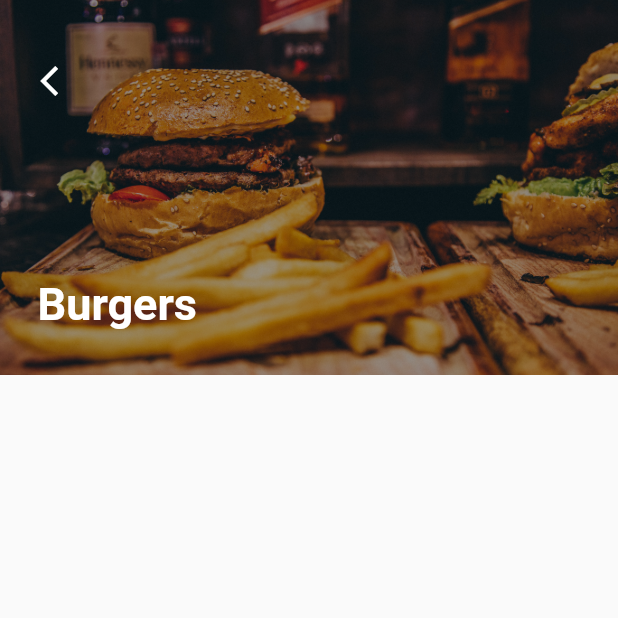
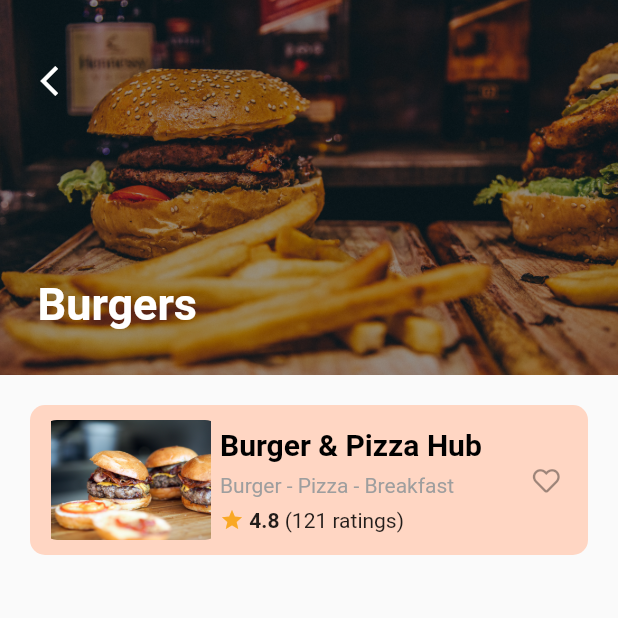
Before and after one commit to arnoldasjan/restaurants_app, a Flutter app: the screen it shows after launch, on a phone screen of 412 x 824 dp, the top half of it. Run offline on Flutter 3.47's test engine with Material 2 defaults, Android fonts, the phone set to English and light mode, and no system bars; our stand-ins replace font_awesome_flutter.

Commit message:
started category page

```diff
--- a/lib/main.dart
+++ b/lib/main.dart
@@ -1,5 +1,5 @@
 import 'package:flutter/material.dart';
-import 'package:flutter_icons/flutter_icons.dart';
+import 'package:font_awesome_flutter/font_awesome_flutter.dart';
 
 void main() => runApp(MyApp());
 
@@ -97,7 +97,7 @@ class _HomePageState extends State<HomePage> {
                       Flexible(
                         flex: 1,
                         child: Center(
-                          child: Icon(FontAwesome.getIconData('sliders')),
+                          child: Icon(FontAwesomeIcons.slidersH),
                         ),
                       ),
                     ],
@@ -329,7 +329,8 @@ class _CategoryPageState extends State<CategoryPage> {
                 height: 250.0,
                 decoration: BoxDecoration(
                   image: DecorationImage(
-                    colorFilter: ColorFilter.mode(Colors.black.withOpacity(0.4), BlendMode.darken),
+                    colorFilter: ColorFilter.mode(
+                        Colors.black.withOpacity(0.4), BlendMode.darken),
                     image: ExactAssetImage('assets/burger.jpg'),
                     fit: BoxFit.cover,
                   ),
@@ -350,11 +351,95 @@ class _CategoryPageState extends State<CategoryPage> {
               Positioned(
                 left: 15.0,
                 top: 30.0,
-                child: IconButton(icon: Icon(Icons.arrow_back_ios, color: Colors.white,), onPressed: null),
+                child: IconButton(
+                    icon: Icon(
+                      Icons.arrow_back_ios,
+                      color: Colors.white,
+                    ),
+                    onPressed: null),
               ),
             ],
           ),
-          Container(),
+          Container(
+            padding: EdgeInsets.all(
+              20.0,
+            ),
+            decoration: BoxDecoration(
+              borderRadius: BorderRadius.vertical(
+                top: Radius.circular(50.0),
+              ),
+            ),
+            child: Column(
+              children: <Widget>[
+                Container(
+                  padding: EdgeInsets.all(8.0),
+                  height: 100.0,
+                  decoration: BoxDecoration(
+                    color: Color(0xFFFFD6C3),
+                    borderRadius: BorderRadius.circular(10.0),
+                  ),
+                  child: Row(
+                    children: <Widget>[
+                      Expanded(
+                        flex: 3,
+                        child: ClipRRect(
+                          borderRadius: BorderRadius.circular(10.0),
+                          child: Image(
+                            image: AssetImage('assets/burgerdish.jpg'),
+                            height: 80.0,
+                            width: 80.0,
+                          ),
+                        ),
+                      ),
+                      Expanded(
+                          flex: 5,
+                          child: Column(
+                            mainAxisAlignment: MainAxisAlignment.spaceEvenly,
+                            crossAxisAlignment: CrossAxisAlignment.start,
+                            children: <Widget>[
+                              Text(
+                                'Burger & Pizza Hub',
+                                style: TextStyle(
+                                  fontWeight: FontWeight.bold,
+                                  fontSize: 20.0,
+                                  color: Colors.black,
+                                ),
+                              ),
+                              Text(
+                                'Burger - Pizza - Breakfast',
+                                style: TextStyle(color: Colors.grey),
+                              ),
+                              Row(
+                                children: <Widget>[
+                                  Icon(
+                                    Icons.star,
+                                    size: 16.0,
+                                    color: Colors.yellow[800],
+                                  ),
+                                  Text(
+                                    ' 4.8 ',
+                                    style:
+                                        TextStyle(fontWeight: FontWeight.bold),
+                                  ),
+                                  Text('(121 ratings)'),
+                                ],
+                              ),
+                            ],
+                          )),
+                      Expanded(
+                          flex: 1,
+                          child: IconButton(
+                              icon: Icon(
+                                FontAwesomeIcons.heart,
+                                size: 18.0,
+                              ),
+                              onPressed: null)),
+                    ],
+                  ),
+                ),
+              ],
+            ),
+          ),
         ],
       ),
     );
--- a/pubspec.yaml
+++ b/pubspec.yaml
@@ -23,7 +23,7 @@ dependencies:
   # The following adds the Cupertino Icons font to your application.
   # Use with the CupertinoIcons class for iOS style icons.
   cupertino_icons: ^0.1.2
-  flutter_icons: ^0.1.4
+  font_awesome_flutter: ^8.5.0
 
 dev_dependencies:
   flutter_test:
@@ -45,6 +45,7 @@ flutter:
     - assets/dish1.jpg
     - assets/dish2.jpg
     - assets/burger.jpg
+    - assets/burgerdish.jpg
 
   # To add assets to your application, add an assets section, like this:
   # assets:
```
Also changed, not shown: assets/burgerdish.jpg (added), pubspec.lock.
